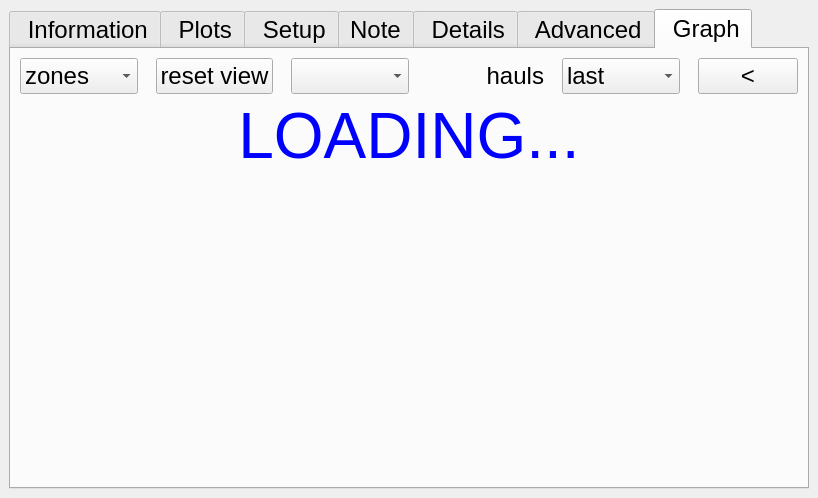
Before: the Qt Designer form ddh/gui/designer_main.ui in LowellInstruments/ddh_old, drawn with Qt 5.
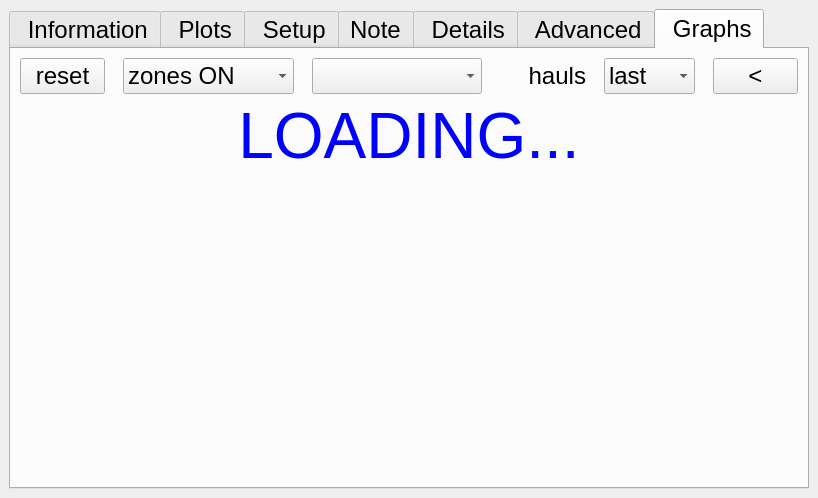
After: the same form once the commit is applied. The open tabs and pages were chosen to show the change. Icons and pictures are not drawn.

The edit to the form file:
```diff
--- a/ddh/gui/designer_main.ui
+++ b/ddh/gui/designer_main.ui
@@ -1486,35 +1486,35 @@
       </widget>
       <widget class="QWidget" name="tab_graph">
        <attribute name="title">
-        <string> Graph</string>
+        <string> Graphs</string>
        </attribute>
        <layout class="QVBoxLayout" name="verticalLayout_7" stretch="1,0,8">
         <item>
-         <layout class="QHBoxLayout" name="lay_g_h1" stretch="1,1,1,1,1,1">
+         <layout class="QHBoxLayout" name="lay_g_h1" stretch="1,2,2,1,1,1">
           <property name="spacing">
            <number>18</number>
           </property>
-          <item>
-           <widget class="QComboBox" name="cb_g_paint_zones">
-            <item>
-             <property name="text">
-              <string>zones</string>
-             </property>
-            </item>
-            <item>
-             <property name="text">
-              <string>zoom</string>
-             </property>
-            </item>
-           </widget>
-          </item>
           <item>
            <widget class="QPushButton" name="btn_g_reset">
             <property name="text">
-             <string>reset view</string>
+             <string>reset</string>
             </property>
            </widget>
           </item>
+          <item>
+           <widget class="QComboBox" name="cb_g_paint_zones">
+            <item>
+             <property name="text">
+              <string>zones ON</string>
+             </property>
+            </item>
+            <item>
+             <property name="text">
+              <string>zones OFF</string>
+             </property>
+            </item>
+           </widget>
+          </item>
           <item>
            <widget class="QComboBox" name="cb_g_sn">
             <property name="maximumSize">
```
Left out of the diff: 2 changed lines with no effect on the pictures.
